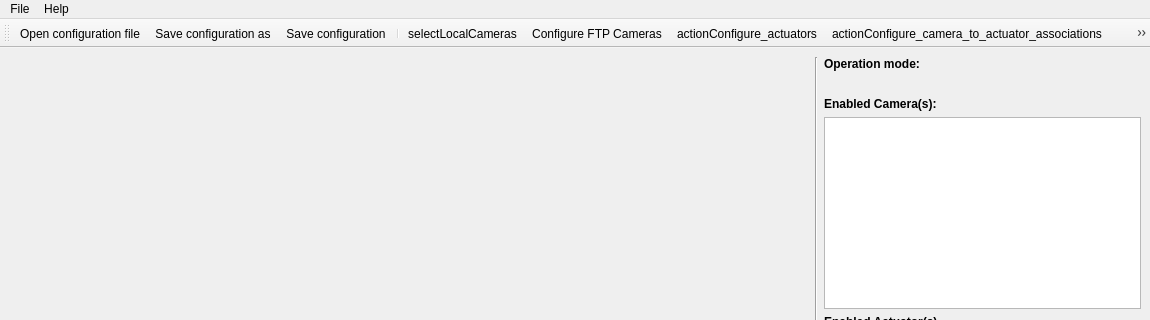
stefanodellosa-personal/WADAS, file wadas/ui/qt/mainwindow.ui: the form before one commit; both pictures show x 0 to 1150 and y 0 to 320 of the 1150 by 815 pixel window.
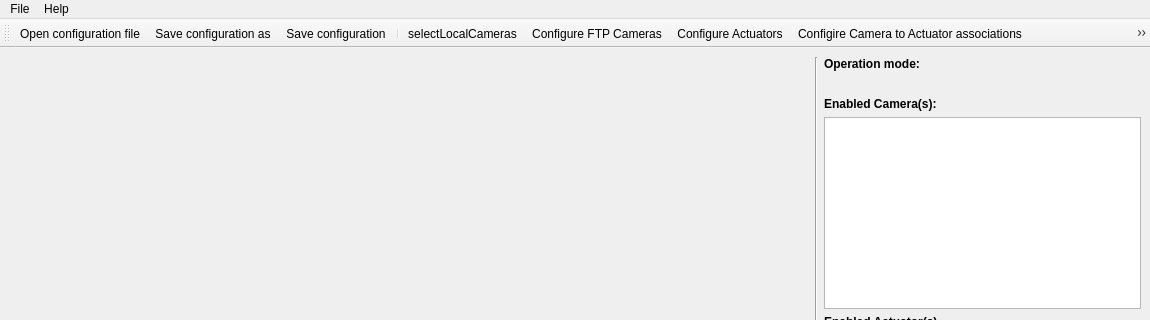
The form after the commit. Icons and pictures are not drawn.

Commit message:
WhatsApp notifier class added, UI configuration dialog added (#100)
* WhatsApp notifier class added

* WhatsApp configuration dialog added, test message feature provided.

* Serialization/deserialization for WhatsApp notifier added

TODO: add WhatsApp specific tests

What changed in the file:
```diff
--- a/wadas/ui/qt/mainwindow.ui
+++ b/wadas/ui/qt/mainwindow.ui
@@ -293,6 +293,7 @@
    <addaction name="actionConfigure_actuators"/>
    <addaction name="actionConfigure_camera_to_actuator_associations"/>
    <addaction name="actionActionConfigureEmail"/>
+   <addaction name="actionConfigure_WA"/>
    <addaction name="actionSelect_Mode"/>
    <addaction name="actionConfigure_Ai_model"/>
    <addaction name="separator"/>
@@ -487,7 +488,7 @@
      <normaloff>wadas/icons/icon-actuator-24.png</normaloff>wadas/icons/icon-actuator-24.png</iconset>
    </property>
    <property name="text">
-    <string>actionConfigure_actuators</string>
+    <string>Configure Actuators</string>
    </property>
    <property name="toolTip">
     <string>Configure actuators</string>
@@ -501,7 +502,7 @@
     <iconset theme="insert-link"/>
    </property>
    <property name="text">
-    <string>actionConfigure_camera_to_actuator_associations</string>
+    <string>Configire Camera to Actuator associations</string>
    </property>
    <property name="toolTip">
     <string>Configure camera to actuator association(s)</string>
@@ -510,6 +511,21 @@
     <enum>QAction::MenuRole::NoRole</enum>
    </property>
   </action>
+  <action name="actionConfigure_WA">
+   <property name="icon">
+    <iconset>
+     <normaloff>wadas/icons/icon-wa.png</normaloff>wadas/icons/icon-wa.png</iconset>
+   </property>
+   <property name="text">
+    <string>Configure WhatsApp</string>
+   </property>
+   <property name="toolTip">
+    <string>Configure WhatsApp notifications</string>
+   </property>
+   <property name="menuRole">
+    <enum>QAction::MenuRole::NoRole</enum>
+   </property>
+  </action>
  </widget>
  <resources/>
  <connections/>
```
The commit also changes 13 other files.
